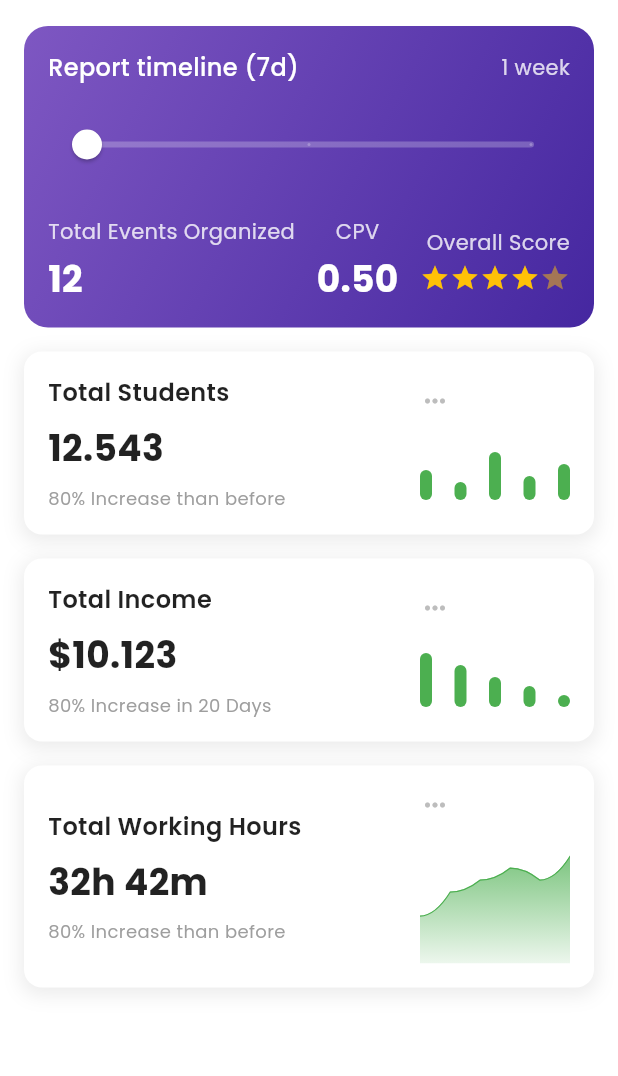
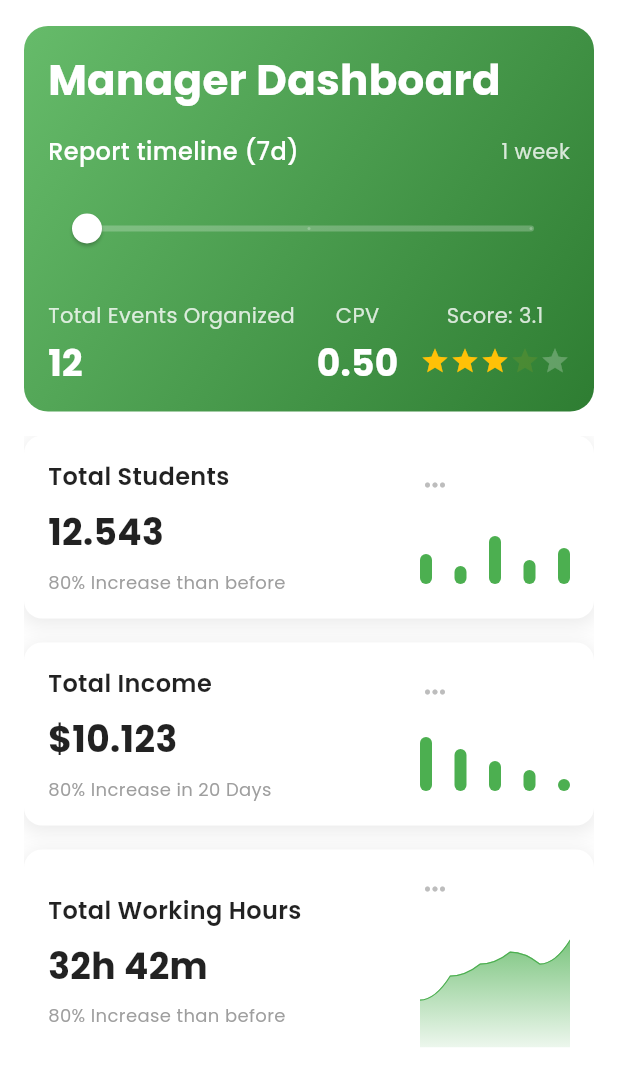
Before and after one commit to kryczkal/AngelHackFinalsSingapore, a Flutter app: the screen it shows after launch, swiped to page 2, on a phone screen of 412 x 824 dp, the part 160-1236 px from its top. Run offline on Flutter 3.47's test engine with Material 3 defaults, Android fonts, the phone set to English and light mode, and no system bars; our stand-ins replace google_fonts.

Commit message:
Adjusted manager header

```diff
--- a/frontend/lib/app_data/app_manager.dart
+++ b/frontend/lib/app_data/app_manager.dart
@@ -44,7 +44,7 @@ class AppManagerSingleton {
     ReportTimeline.week: ReportData(
       cpv: 0.5,
       totalEvents: 12,
-      averageScore: 4.5,
+      averageScore: 3.1,
       cardData: _cardData,
     ),
     ReportTimeline.month: ReportData(
@@ -56,7 +56,7 @@ class AppManagerSingleton {
     ReportTimeline.sixMonths: ReportData(
       cpv: 0.7,
       totalEvents: 120,
-      averageScore: 4.8,
+      averageScore: 1.2,
       cardData: _cardData,
     ),
   };
--- a/frontend/lib/widgets/manager_header_widget.dart
+++ b/frontend/lib/widgets/manager_header_widget.dart
@@ -38,8 +38,8 @@ class _ManagerHeaderWidgetState extends State<ManagerHeaderWidget> {
           begin: Alignment.topLeft,
           end: Alignment.bottomRight,
           colors: [
-            Colors.deepPurple.shade400,
-            Colors.deepPurple.shade800,
+            Colors.green.shade400,
+            Colors.green.shade800,
           ],
         ),
         borderRadius: BorderRadius.circular(16),
@@ -47,6 +47,15 @@ class _ManagerHeaderWidgetState extends State<ManagerHeaderWidget> {
       child: Column(
         crossAxisAlignment: CrossAxisAlignment.start,
         children: [
+          const Text(
+            'Manager Dashboard',
+            style: TextStyle(
+              color: Colors.white,
+              fontSize: 28,
+              fontWeight: FontWeight.bold,
+            ),
+          ),
+          const SizedBox(height: 16),
           Row(
             mainAxisAlignment: MainAxisAlignment.spaceBetween,
             children: [
@@ -97,7 +106,6 @@ class _ManagerHeaderWidgetState extends State<ManagerHeaderWidget> {
           Row(
             mainAxisAlignment: MainAxisAlignment.spaceBetween,
             children: [
-              // Total Events Column
               Column(
                 crossAxisAlignment: CrossAxisAlignment.start,
                 children: [
@@ -119,7 +127,6 @@ class _ManagerHeaderWidgetState extends State<ManagerHeaderWidget> {
                   ),
                 ],
               ),
-              // CPV Column
               Column(
                 crossAxisAlignment: CrossAxisAlignment.center,
                 children: [
@@ -141,18 +148,18 @@ class _ManagerHeaderWidgetState extends State<ManagerHeaderWidget> {
                   ),
                 ],
               ),
-              // Overall Score Column
               Column(
-                crossAxisAlignment: CrossAxisAlignment.end,
+                crossAxisAlignment: CrossAxisAlignment.center,
+                mainAxisAlignment: MainAxisAlignment.end,
                 children: [
                   Text(
-                    'Overall Score',
+                    'Score: ${currentData.averageScore.toStringAsFixed(1)}',
                     style: TextStyle(
                       color: Colors.white.withOpacity(0.8),
                       fontSize: 14,
                     ),
                   ),
-                  const SizedBox(height: 4),
+                  const SizedBox(height: 10),
                   Row(
                     children: List.generate(5, (index) {
                       final starValue = index + 1;
@@ -172,6 +179,7 @@ class _ManagerHeaderWidgetState extends State<ManagerHeaderWidget> {
                       );
                     }),
                   ),
+                  const SizedBox(height: 8),
                 ],
               ),
             ],
```
